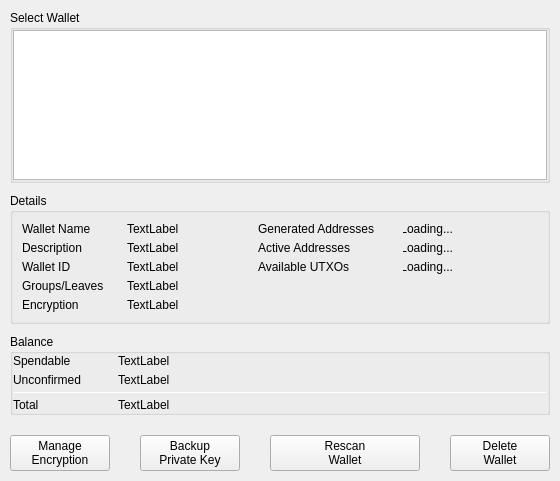
This is BlockSettleUILib/ManageEncryption/WalletPropertiesDialog.ui in BlockSettle/common as Qt 5 draws it before an edit. The edited form follows.
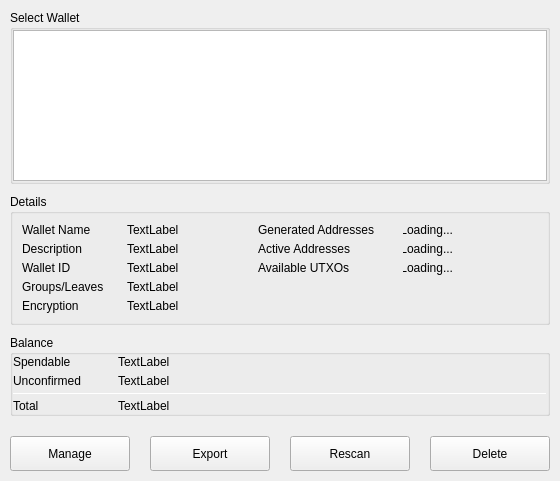
This is the edited form.

Commit message: Signer manage wallet dialogs invokation - fixes #2

The edit to the form file:
```diff
--- a/BlockSettleUILib/ManageEncryption/WalletPropertiesDialog.ui
+++ b/BlockSettleUILib/ManageEncryption/WalletPropertiesDialog.ui
@@ -1064,19 +1064,18 @@
         </property>
         <property name="minimumSize">
          <size>
-          <width>100</width>
+          <width>120</width>
           <height>35</height>
          </size>
         </property>
         <property name="maximumSize">
          <size>
-          <width>150</width>
+          <width>120</width>
           <height>45</height>
          </size>
         </property>
         <property name="text">
-         <string>Manage
-Encryption</string>
+         <string>Manage</string>
         </property>
         <property name="iconSize">
          <size>
@@ -1102,19 +1101,18 @@
         </property>
         <property name="minimumSize">
          <size>
-          <width>100</width>
+          <width>120</width>
           <height>35</height>
          </size>
         </property>
         <property name="maximumSize">
          <size>
-          <width>150</width>
+          <width>120</width>
           <height>45</height>
          </size>
         </property>
         <property name="text">
-         <string>Backup
-Private Key</string>
+         <string>Export</string>
         </property>
         <property name="iconSize">
          <size>
@@ -1137,19 +1135,18 @@
         </property>
         <property name="minimumSize">
          <size>
-          <width>100</width>
+          <width>120</width>
           <height>35</height>
          </size>
         </property>
         <property name="maximumSize">
          <size>
-          <width>150</width>
+          <width>120</width>
           <height>45</height>
          </size>
         </property>
         <property name="text">
-         <string>Rescan
-Wallet</string>
+         <string>Rescan</string>
         </property>
         <property name="iconSize">
          <size>
@@ -1175,19 +1172,18 @@
         </property>
         <property name="minimumSize">
          <size>
-          <width>100</width>
+          <width>120</width>
           <height>35</height>
          </size>
         </property>
         <property name="maximumSize">
          <size>
-          <width>150</width>
+          <width>120</width>
           <height>45</height>
          </size>
         </property>
         <property name="text">
-         <string>Delete
-Wallet</string>
+         <string>Delete</string>
         </property>
         <property name="iconSize">
          <size>
```
The commit also changes 1 other file.
